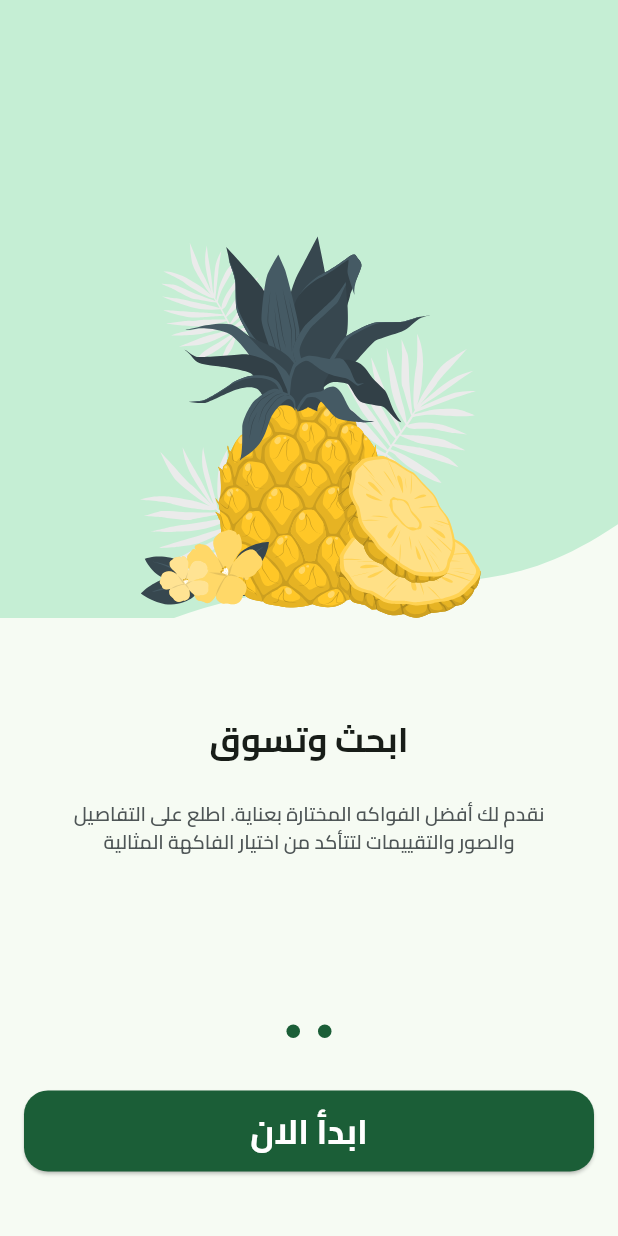
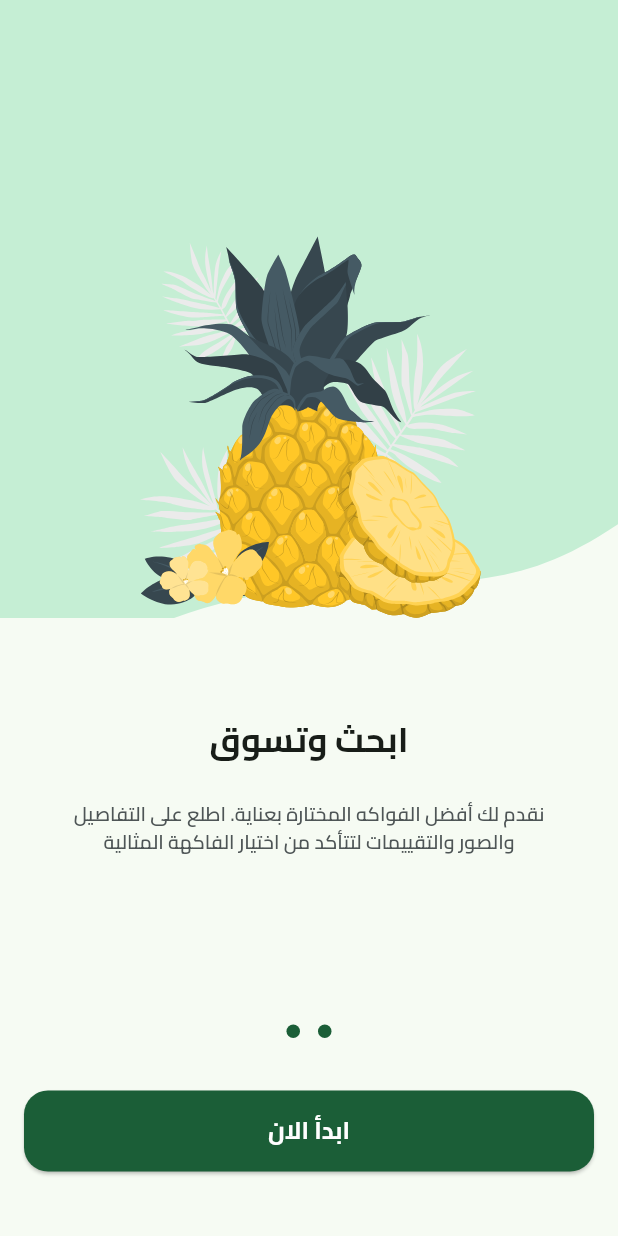
Before and after one commit to Abduallh-Abdo/fruit_hup, a Flutter app: the screen it shows after launch, swiped to page 2, on a phone screen of 412 x 824 dp. Run offline on Flutter 3.47's test engine with Material 3 defaults, Android fonts, the phone set to English and light mode, and no system bars; drawn by our look-alikes of dots_indicator; our stand-ins replace bloc, equatable, flutter_svg, shared_preferences.

Commit message:
fix app color name

```diff
--- a/lib/app.dart
+++ b/lib/app.dart
@@ -1,6 +1,6 @@
 import 'package:flutter/material.dart';
 import 'package:flutter_localizations/flutter_localizations.dart';
-import 'package:fruit_hup/core/utils/app_color.dart';
+import 'package:fruit_hup/core/utils/app_colors.dart';
 import 'package:fruit_hup/generated/l10n.dart';
 
 import 'config/routes/app_routes.dart';
@@ -13,7 +13,7 @@ class FruitsHup extends StatelessWidget {
     return MaterialApp(
       theme: ThemeData(
         fontFamily: 'Cairo',
-        colorScheme: ColorScheme.fromSeed(seedColor: AppColor.primaryColor),
+        colorScheme: ColorScheme.fromSeed(seedColor: AppColors.primaryColor),
       ),
       localizationsDelegates: const [
         S.delegate,
--- a/lib/core/utils/app_color.dart
+++ b/lib/core/utils/app_colors.dart
@@ -2,8 +2,9 @@ import 'dart:ui';
 
 import 'package:flutter/material.dart';
 
-abstract class AppColor {
+abstract class AppColors {
   static const Color primaryColor = Color(0xff1B5E37);
+  static const Color lightPrimaryColor = Color(0xff2d9f5d);
   static const Color scondrayColor = Color(0xfff4a91f);
   static const Color borderSideColor = Color(0xffe6e9ea);
   static const Color textFillColor = Color(0xfff9fafa);
--- a/lib/core/widgets/custom_button.dart
+++ b/lib/core/widgets/custom_button.dart
@@ -1,5 +1,5 @@
 import 'package:flutter/material.dart';
-import 'package:fruit_hup/core/utils/app_color.dart';
+import 'package:fruit_hup/core/utils/app_colors.dart';
 
 import '../utils/app_text_styles.dart';
 
@@ -14,7 +14,7 @@ class CustomButton extends StatelessWidget {
       height: 54,
       child: ElevatedButton(
         style: ElevatedButton.styleFrom(
-          backgroundColor: AppColor.primaryColor,
+          backgroundColor: AppColors.primaryColor,
           shape: RoundedRectangleBorder(
             borderRadius: BorderRadius.circular(16),
           ),
@@ -22,7 +22,7 @@ class CustomButton extends StatelessWidget {
         onPressed: onPressed,
         child: Text(
           text,
-          style: AppTextStyles.bold23.copyWith(color: Colors.white),
+          style: AppTextStyles.bold16.copyWith(color: Colors.white),
         ),
       ),
     );
--- a/lib/core/widgets/custom_text_form_field.dart
+++ b/lib/core/widgets/custom_text_form_field.dart
@@ -1,5 +1,5 @@
 import 'package:flutter/material.dart';
-import 'package:fruit_hup/core/utils/app_color.dart';
+import 'package:fruit_hup/core/utils/app_colors.dart';
 import 'package:fruit_hup/core/utils/app_text_styles.dart';
 
 class CustomTextFormField extends StatelessWidget {
@@ -19,9 +19,11 @@ class CustomTextFormField extends StatelessWidget {
       decoration: InputDecoration(
         suffixIcon: suffixIcon,
         hintText: hintText,
-        hintStyle: AppTextStyles.bold13.copyWith(color: AppColor.hintTextColor),
+        hintStyle: AppTextStyles.bold13.copyWith(
+          color: AppColors.hintTextColor,
+        ),
         filled: true,
-        fillColor: AppColor.textFillColor,
+        fillColor: AppColors.textFillColor,
         border: buildBorder(),
         enabledBorder: buildBorder(),
         focusedBorder: buildBorder(),
@@ -33,7 +35,7 @@ class CustomTextFormField extends StatelessWidget {
     return OutlineInputBorder(
       borderRadius: BorderRadius.circular(4),
 
-      borderSide: const BorderSide(color: AppColor.borderSideColor, width: 1),
+      borderSide: const BorderSide(color: AppColors.borderSideColor, width: 1),
     );
   }
 }
--- a/lib/features/onBoarding/presentation/widgets/on_boardin_page_view.dart
+++ b/lib/features/onBoarding/presentation/widgets/on_boardin_page_view.dart
@@ -1,5 +1,5 @@
 import 'package:flutter/material.dart';
-import 'package:fruit_hup/core/utils/app_color.dart';
+import 'package:fruit_hup/core/utils/app_colors.dart';
 import 'package:fruit_hup/core/utils/app_text_styles.dart';
 import 'package:fruit_hup/core/utils/assets_manager.dart';
 import 'package:fruit_hup/features/onBoarding/presentation/widgets/page_view_item.dart';
@@ -25,13 +25,13 @@ class OnBoardinPageView extends StatelessWidget {
               Text(
                 ' HUB',
                 style: AppTextStyles.bold23.copyWith(
-                  color: AppColor.scondrayColor,
+                  color: AppColors.scondrayColor,
                 ),
               ),
               Text(
                 'Fruit',
                 style: AppTextStyles.bold23.copyWith(
-                  color: AppColor.primaryColor,
+                  color: AppColors.primaryColor,
                 ),
               ),
             ],
--- a/lib/features/onBoarding/presentation/widgets/on_boarding_view_body.dart
+++ b/lib/features/onBoarding/presentation/widgets/on_boarding_view_body.dart
@@ -3,7 +3,7 @@ import 'package:flutter/material.dart';
 import 'package:fruit_hup/config/routes/app_routes.dart';
 import 'package:fruit_hup/core/helper/extensions/navigations.dart';
 import 'package:fruit_hup/core/services/shared_prefe_singleton.dart';
-import 'package:fruit_hup/core/utils/app_color.dart';
+import 'package:fruit_hup/core/utils/app_colors.dart';
 import 'package:fruit_hup/features/onBoarding/presentation/widgets/on_boardin_page_view.dart';
 
 import '../../../../core/utils/constants.dart';
@@ -46,10 +46,10 @@ class _OnBoardingViewBodyState extends State<OnBoardingViewBody> {
         DotsIndicator(
           dotsCount: 2,
           decorator: DotsDecorator(
-            activeColor: AppColor.primaryColor,
+            activeColor: AppColors.primaryColor,
             color: currentpage == 1
-                ? AppColor.primaryColor
-                : AppColor.primaryColor.withOpacity(.5),
+                ? AppColors.primaryColor
+                : AppColors.primaryColor.withOpacity(.5),
           ),
         ),
         const SizedBox(height: 29),
```
